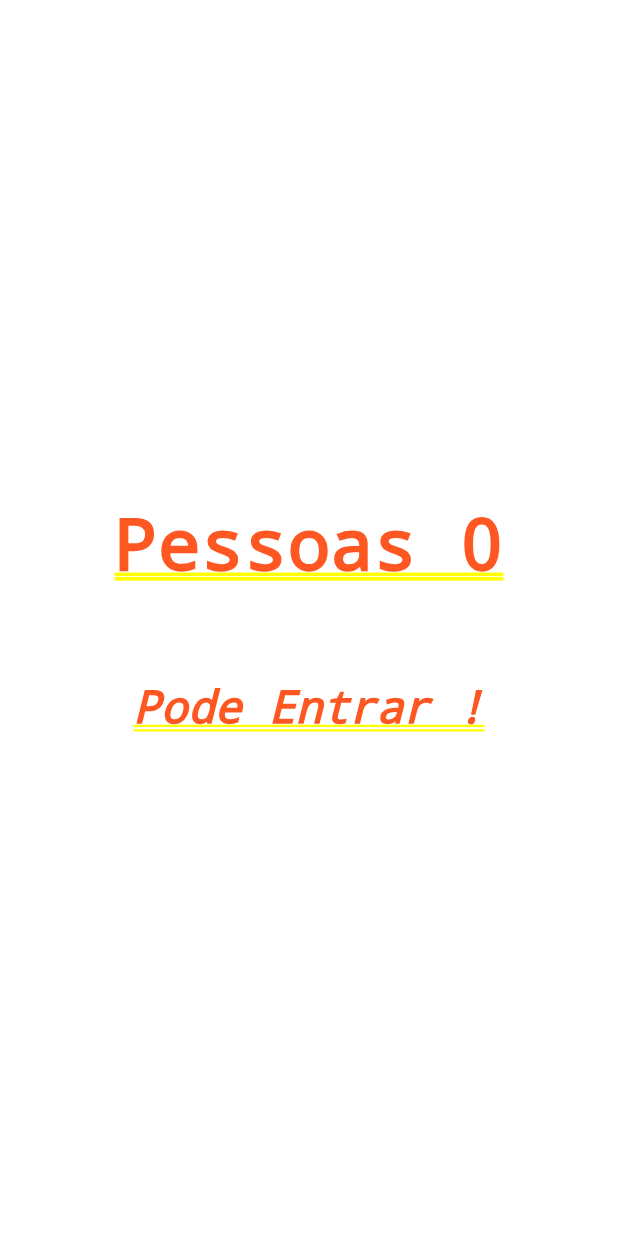
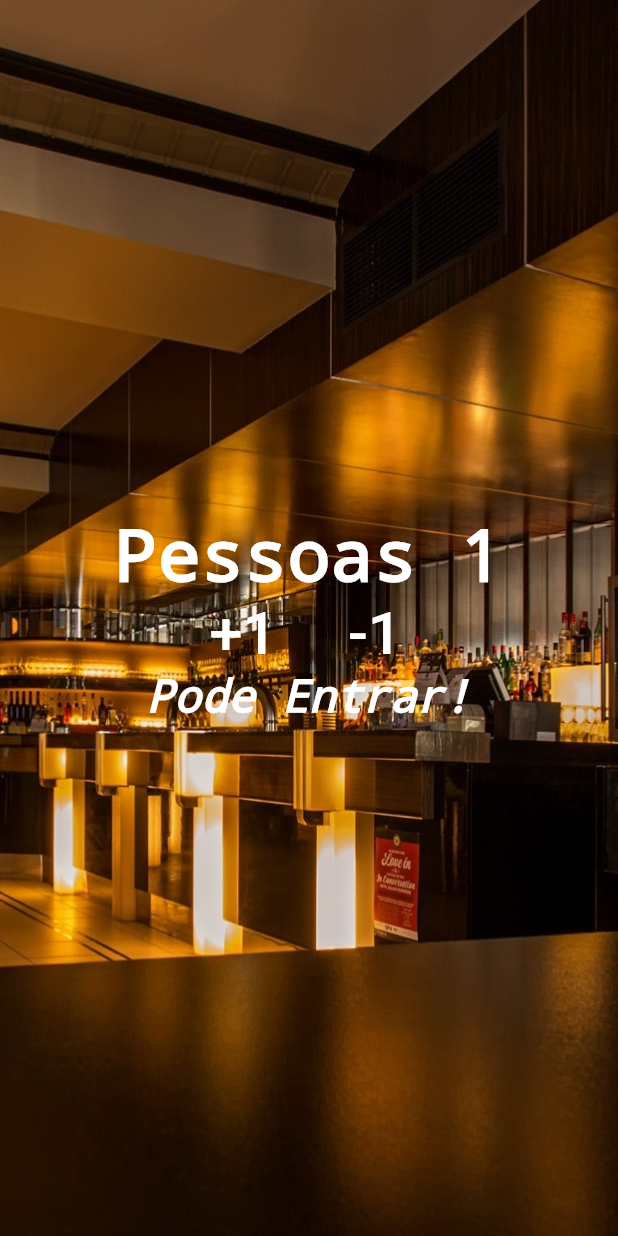
Before and after one commit to rafaeldeoliveiraetec/contador_restaurante, a Flutter app: the screen it shows after launch, after a tap on "+1", on a phone screen of 412 x 824 dp. Run offline on Flutter 3.47's test engine with Material 2 defaults, Android fonts, the phone set to English and light mode, and no system bars.

Commit message:
aula 26-02

```diff
--- a/lib/main.dart
+++ b/lib/main.dart
@@ -4,38 +4,86 @@ import 'package:flutter/material.dart'; //precisa importa, para usar os widgets
 void main(){
   runApp(MaterialApp(
     title: "Contador",
-    home: Column(
+    home: Home()
+  ));
+}
+
+class Home extends StatefulWidget {
+  @override
+  _HomeState createState() => _HomeState();
+}
+
+class _HomeState extends State<Home> {
+
+  int _pessoa = 0;
+  String _info = "Pode Entrar!";
+
+  void _alterarPessoa(int valor){
+    setState(() {
+      _pessoa+=valor;
+    });
+    if(_pessoa >= 10){
+      _info = "Lotado";
+    } if(_pessoa<10) {
+      _info = "Pode Entrar!";
+    } if (_pessoa<0){
+      _pessoa = 0;
+    }
+
+  }
+
+  @override
+  Widget build(BuildContext context) {
+    return Stack(
+      children: <Widget>[
+        Image.asset(
+          "images/restaurant.jpg", //cria a pasta images e coloca no pubspec.yaml
+          fit: BoxFit.cover,
+          height: 1000.0,
+        ),
+        Column(
           mainAxisAlignment: MainAxisAlignment.center, //aqui onde a Column vai ficar na tela
           children: <Widget>[
-      Text("Pessoas 0", //primeiro texto
-        style: TextStyle(color: Colors.deepOrange,
-            fontWeight: FontWeight.bold),
+            Text("Pessoas $_pessoa", //primeiro texto
+              style: TextStyle(color: Colors.white,
+                  fontWeight: FontWeight.bold,
+                  decoration: TextDecoration.none //para tirar a linha subli
+              ),
             ),
             Row(
               mainAxisAlignment: MainAxisAlignment.center,
               children: <Widget>[
-          TextButton( //o botão de +1
+                FlatButton( //o botão de +1
                   child: Text("+1",
                     style: TextStyle(color: Colors.white,
                         fontStyle: FontStyle.normal,
                         fontSize: 40),),
-            onPressed: (){},
+                  onPressed: (){
+                    _alterarPessoa(1);
+                  },
                 ),
-          TextButton( //o botão de -1
+                FlatButton( //o botão de -1
                   child: Text("-1",
                     style: TextStyle(color: Colors.white,
                         fontStyle: FontStyle.normal,
                         fontSize: 40),),
-            onPressed: (){},
+                  onPressed: (){
+                    _alterarPessoa(-1);
+                  },
                 ),
               ],
             ),
-      Text("Pode Entrar !", //segundo texto
-        style: TextStyle(color: Colors.deepOrange,
+            Text(
+              _info, //segundo texto
+              style: TextStyle(color: Colors.white,
                   fontStyle: FontStyle.italic,
-        fontSize: 30),
+                  fontSize: 30,
+                  decoration: TextDecoration.none
+              ),
             ),
           ],
         ),
-  ));
+      ],
+    );
   }
+}
--- a/pubspec.yaml
+++ b/pubspec.yaml
@@ -45,8 +45,8 @@ flutter:
   uses-material-design: true
 
   # To add assets to your application, add an assets section, like this:
-  # assets:
-  #   - images/a_dot_burr.jpeg
+  assets:
+    - images/restaurant.jpg
   #   - images/a_dot_ham.jpeg
 
   # An image asset can refer to one or more resolution-specific "variants", see
```
Also changed, not shown: images/restaurant.jpg (added). Lines whose indentation alone changed are shown as unchanged.
